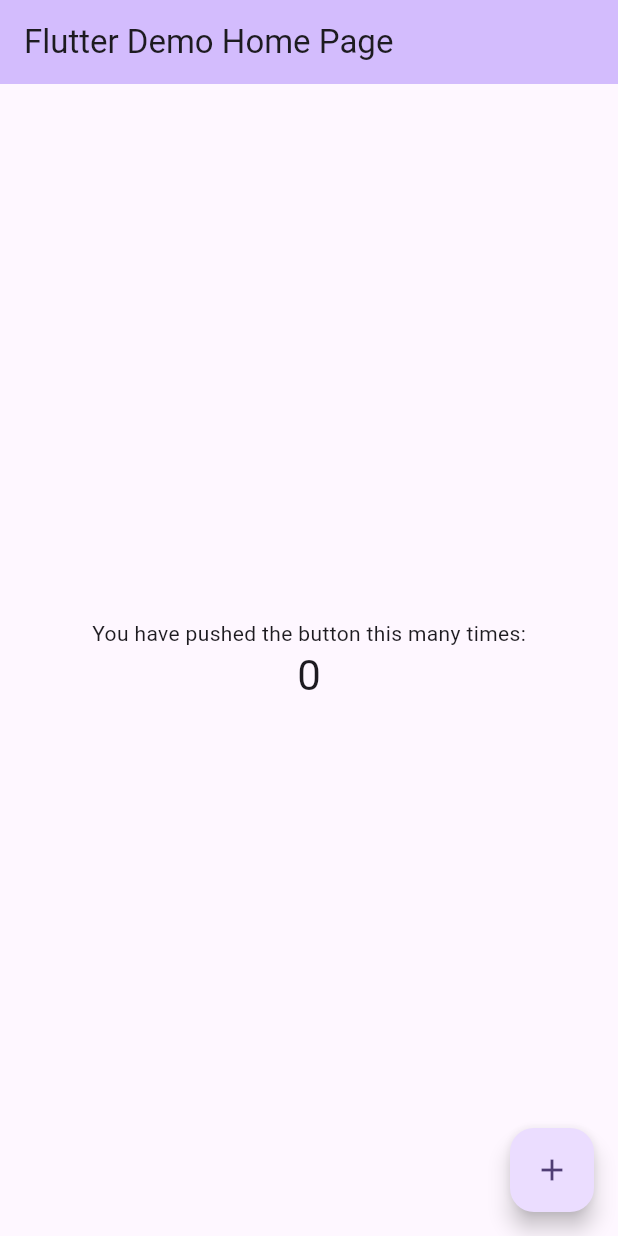
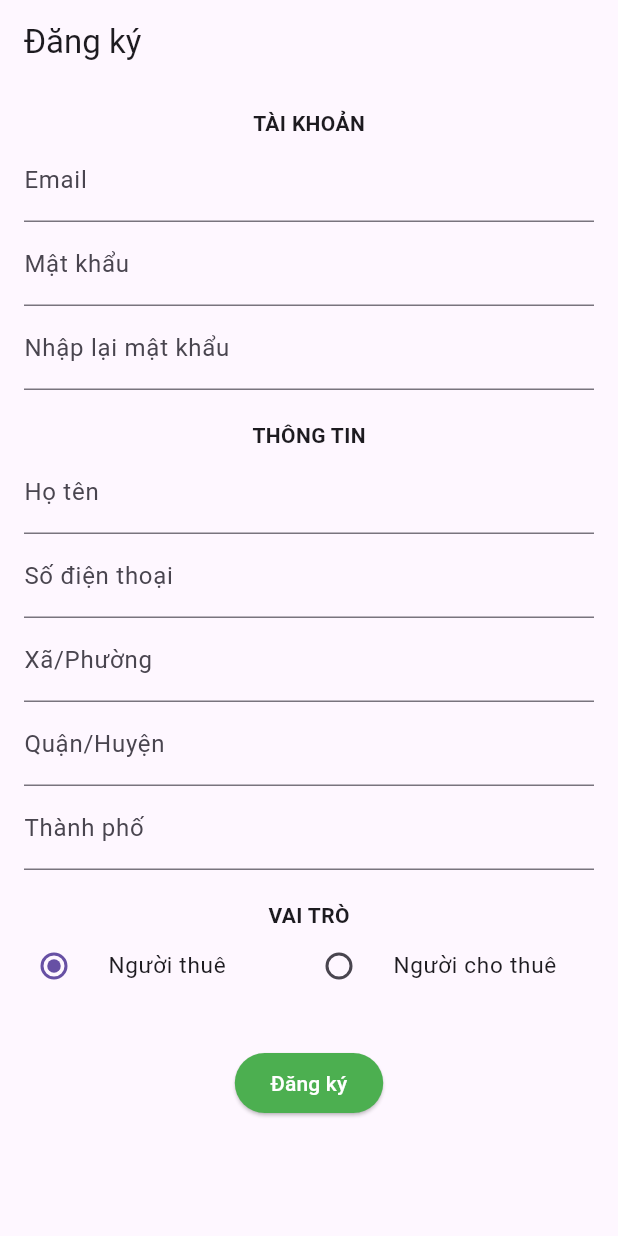
Before and after one commit to Maestro1710/rent_connect, a Flutter app: the screen it shows after launch, on a phone screen of 412 x 824 dp. Run offline on Flutter 3.47's test engine with Material 3 defaults, Android fonts, the phone set to English and light mode, and no system bars; our stand-ins replace flutter_dotenv, flutter_riverpod, supabase_flutter; accounts and stored records are empty; statements that could not run were skipped.

Commit message:
finished register and storaged userdata in supabase

```diff
--- /dev/null
+++ b/lib/features/auth/views/register_screen.dart
@@ -0,0 +1,186 @@
+import 'package:flutter/cupertino.dart';
+import 'package:flutter/material.dart';
+import 'package:flutter_riverpod/flutter_riverpod.dart';
+import 'package:rent_connect/features/auth/controller/auth_controller.dart';
+import 'package:rent_connect/utils/validators.dart';
+
+class RegisterScreen extends ConsumerStatefulWidget {
+  const RegisterScreen({super.key});
+
+  @override
+  ConsumerState<ConsumerStatefulWidget> createState() {
+    return _RegisterScreenState();
+  }
+}
+
+class _RegisterScreenState extends ConsumerState<RegisterScreen> {
+  final _formkey = GlobalKey<FormState>();
+
+  final _nameController = TextEditingController();
+  final _phoneController = TextEditingController();
+  final _emailController = TextEditingController();
+  final _passwordController = TextEditingController();
+  final _confirmPasswordController = TextEditingController();
+  final _communeController = TextEditingController();
+  final _districtController = TextEditingController();
+  final _cityController = TextEditingController();
+
+  String _role = 'tenant';
+
+  @override
+  Widget build(BuildContext context) {
+    //Theo doi state
+    final authState = ref.watch(authControllerProvider);
+    final roleState = ref.watch(roleProvider);
+    //dang ky
+    void _register() {
+      if (_formkey.currentState!.validate()) {
+        final role = ref.read(roleProvider);
+
+        ref
+            .read(authControllerProvider.notifier)
+            .signUp(
+              email: _emailController.text.trim(),
+              password: _passwordController.text.trim(),
+              name: _nameController.text.trim(),
+              phone: _phoneController.text.trim(),
+              commune: _communeController.text.trim(),
+              district: _districtController.text.trim(),
+              city: _cityController.text.trim(),
+              role: role,
+            );
+      }
+    }
+
+    //lang nghe state de hien thi thong bao
+    ref.listen(authControllerProvider, (previous, next) {
+      if (next is AsyncError) {
+        ScaffoldMessenger.of(context).showSnackBar(
+          SnackBar(content: Text('Đăng ký thất bại: ${next.error}')),
+        );
+      } else if (next is AsyncData && next != null) {
+        ScaffoldMessenger.of(context).showSnackBar(
+          SnackBar(content: Text('Chào mừng ${next.value!.name}!')),
+        );
+      }
+    });
+
+    return Scaffold(
+      appBar: AppBar(title: const Text('Đăng ký')),
+      body: Form(
+        key: _formkey,
+        child: SafeArea(
+          child: Column(
+            crossAxisAlignment: CrossAxisAlignment.start,
+            children: [
+              Expanded(
+                child: SingleChildScrollView(
+                  padding: const EdgeInsets.all(16),
+                  child: Column(
+                    children: [
+                      Text('TÀI KHOẢN', style: TextStyle(fontWeight: FontWeight.bold)),
+                      TextFormField(
+                        controller: _emailController,
+                        decoration: const InputDecoration(labelText: 'Email'),
+                        validator: (value) => Validators.validateEmail(value),
+                      ),
+                      TextFormField(
+                        controller: _passwordController,
+                        decoration: const InputDecoration(labelText: 'Mật khẩu'),
+                        validator: (value) => Validators.validatePassword(value),
+                      ),
+                      TextFormField(
+                        controller: _confirmPasswordController,
+                        decoration: const InputDecoration(
+                          labelText: 'Nhập lại mật khẩu',
+                        ),
+                        validator: (value) => Validators.validateConfirmPassword(
+                          value,
+                          _passwordController.text,
+                        ),
+                      ),
+                      SizedBox(height: 20),
+                      Text('THÔNG TIN', style: TextStyle(fontWeight: FontWeight.bold)),
+                      TextFormField(
+                        controller: _nameController,
+                        decoration: const InputDecoration(labelText: 'Họ tên'),
+                        validator: (value) => Validators.validateName(value),
+                      ),
+                      TextFormField(
+                        controller: _phoneController,
+                        decoration: const InputDecoration(labelText: 'Số điện thoại'),
+                        validator: (value) => Validators.validatePhone(value),
+                      ),
+                      TextFormField(
+                        controller: _communeController,
+                        decoration: const InputDecoration(labelText: 'Xã/Phường'),
+                        validator: (value) => Validators.validateCommune(value),
+                      ),
+                      TextFormField(
+                        controller: _districtController,
+                        decoration: const InputDecoration(labelText: 'Quận/Huyện'),
+                        validator: (value) => Validators.validateDistrict(value),
+                      ),
+                      TextFormField(
+                        controller: _cityController,
+                        decoration: const InputDecoration(labelText: 'Thành phố'),
+                        validator: (value) => Validators.validateCity(value),
+                      ),
+
+                      const SizedBox(height: 20),
+                      const Text(
+                        'VAI TRÒ',
+                        style: TextStyle(fontWeight: FontWeight.bold),
+                      ),
+
+                      Row(
+                        children: [
+                        Expanded(
+                          child: RadioListTile(
+                            dense: true,
+                            contentPadding: EdgeInsets.zero,
+                            title: const Text('Người thuê' , style: TextStyle(fontSize: 15),),
+                            value: 'tenant',
+                            groupValue: roleState,
+                            onChanged: (value) {
+                              ref.read(roleProvider.notifier).state = value!;
+                            },
+                          ),
+                        ),
+
+                        Expanded(
+                          child: RadioListTile(
+                            dense: true,
+                            contentPadding: EdgeInsets.zero,
+                            title: const Text('Người cho thuê', style: TextStyle(fontSize: 15),),
+                            value: 'landlord',
+                            groupValue: roleState,
+                            onChanged: (value) {
+                              ref.read(roleProvider.notifier).state = value!;
+                            },
+                          ),
+                        ),
+                      ],),
+
+                      const SizedBox(height: 30),
+                      ElevatedButton(
+                        style: ElevatedButton.styleFrom(
+                          backgroundColor: Colors.green,
+                          foregroundColor: Colors.white,
+                        ),
+                        onPressed: authState is AsyncLoading ? null : _register,
+                        child: authState is AsyncLoading
+                            ? const CircularProgressIndicator()
+                            : const Text('Đăng ký'),
+                      ),
+                    ],
+                  ),
+                ),
+              ),
+            ],
+          ),
+        ),
+      ),
+    );
+  }
+}
--- a/lib/main.dart
+++ b/lib/main.dart
@@ -1,5 +1,7 @@
 import 'package:flutter/material.dart';
 import 'package:flutter_dotenv/flutter_dotenv.dart';
+import 'package:flutter_riverpod/flutter_riverpod.dart';
+import 'package:rent_connect/features/auth/views/register_screen.dart';
 import 'package:supabase_flutter/supabase_flutter.dart';
 
 void main() async {
@@ -8,122 +10,8 @@ void main() async {
   print("SUPABASE_URL = ${dotenv.env['SUPABASE_URL']}");
   print("SUPABASE_ANON_KEY = ${dotenv.env['SUPABASE_ANON_KEY']?.substring(0,10)}...");
   await Supabase.initialize(url: dotenv.env['SUPABASE_URL']!, anonKey: dotenv.env[ 'SUPABASE_ANON_KEY']!);
-  runApp(const MyApp());
+  runApp(ProviderScope(child: MaterialApp(
+    home: RegisterScreen(),
+    debugShowCheckedModeBanner: false,
+  )));
 }
-
-class MyApp extends StatelessWidget {
-  const MyApp({super.key});
-
-  // This widget is the root of your application.
-  @override
-  Widget build(BuildContext context) {
-    return MaterialApp(
-      title: 'Flutter Demo',
-      theme: ThemeData(
-        // This is the theme of your application.
-        //
-        // TRY THIS: Try running your application with "flutter run". You'll see
-        // the application has a purple toolbar. Then, without quitting the app,
-        // try changing the seedColor in the colorScheme below to Colors.green
-        // and then invoke "hot reload" (save your changes or press the "hot
-        // reload" button in a Flutter-supported IDE, or press "r" if you used
-        // the command line to start the app).
-        //
-        // Notice that the counter didn't reset back to zero; the application
-        // state is not lost during the reload. To reset the state, use hot
-        // restart instead.
-        //
-        // This works for code too, not just values: Most code changes can be
-        // tested with just a hot reload.
-        colorScheme: ColorScheme.fromSeed(seedColor: Colors.deepPurple),
-      ),
-      home: const MyHomePage(title: 'Flutter Demo Home Page'),
-    );
-  }
-}
-
-class MyHomePage extends StatefulWidget {
-  const MyHomePage({super.key, required this.title});
-
-  // This widget is the home page of your application. It is stateful, meaning
-  // that it has a State object (defined below) that contains fields that affect
-  // how it looks.
-
-  // This class is the configuration for the state. It holds the values (in this
-  // case the title) provided by the parent (in this case the App widget) and
-  // used by the build method of the State. Fields in a Widget subclass are
-  // always marked "final".
-
-  final String title;
-
-  @override
-  State<MyHomePage> createState() => _MyHomePageState();
-}
-
-class _MyHomePageState extends State<MyHomePage> {
-  int _counter = 0;
-
-  void _incrementCounter() {
-    setState(() {
-      // This call to setState tells the Flutter framework that something has
-      // changed in this State, which causes it to rerun the build method below
-      // so that the display can reflect the updated values. If we changed
-      // _counter without calling setState(), then the build method would not be
-      // called again, and so nothing would appear to happen.
-      _counter++;
-    });
-  }
-
-  @override
-  Widget build(BuildContext context) {
-    // This method is rerun every time setState is called, for instance as done
-    // by the _incrementCounter method above.
-    //
-    // The Flutter framework has been optimized to make rerunning build methods
-    // fast, so that you can just rebuild anything that needs updating rather
-    // than having to individually change instances of widgets.
-    return Scaffold(
-      appBar: AppBar(
-        // TRY THIS: Try changing the color here to a specific color (to
-        // Colors.amber, perhaps?) and trigger a hot reload to see the AppBar
-        // change color while the other colors stay the same.
-        backgroundColor: Theme.of(context).colorScheme.inversePrimary,
-        // Here we take the value from the MyHomePage object that was created by
-        // the App.build method, and use it to set our appbar title.
-        title: Text(widget.title),
-      ),
-      body: Center(
-        // Center is a layout widget. It takes a single child and positions it
-        // in the middle of the parent.
-        child: Column(
-          // Column is also a layout widget. It takes a list of children and
-          // arranges them vertically. By default, it sizes itself to fit its
-          // children horizontally, and tries to be as tall as its parent.
-          //
-          // Column has various properties to control how it sizes itself and
-          // how it positions its children. Here we use mainAxisAlignment to
-          // center the children vertically; the main axis here is the vertical
-          // axis because Columns are vertical (the cross axis would be
-          // horizontal).
-          //
-          // TRY THIS: Invoke "debug painting" (choose the "Toggle Debug Paint"
-          // action in the IDE, or press "p" in the console), to see the
-          // wireframe for each widget.
-          mainAxisAlignment: MainAxisAlignment.center,
-          children: <Widget>[
-            const Text('You have pushed the button this many times:'),
-            Text(
-              '$_counter',
-              style: Theme.of(context).textTheme.headlineMedium,
-            ),
-          ],
-        ),
-      ),
-      floatingActionButton: FloatingActionButton(
-        onPressed: _incrementCounter,
-        tooltip: 'Increment',
-        child: const Icon(Icons.add),
-      ), // This trailing comma makes auto-formatting nicer for build methods.
-    );
-  }
-}
--- /dev/null
+++ b/lib/utils/validators.dart
@@ -0,0 +1,76 @@
+//cac validator cho TextFormField
+
+class Validators {
+  static String? validateEmail (String? value) {
+    if(value == null || value.isEmpty) {
+      return 'Vui lòng nhập email !';
+    }
+    final emailRegex = RegExp(r'^[\w-\.]+@([\w-]+\.)+[\w-]{2,4}$');
+    if(!emailRegex.hasMatch(value)) {
+      return 'Email không hợp lệ';
+    }
+    return null;// hop le
+  }
+
+  static String? validatePassword (String? value) {
+    if(value == null || value.isEmpty) {
+      return 'Vui lòng nhập mật khẩu';
+    }
+    if(value.length < 6) {
+      return 'Mật khẩu phải có ít nhất 6 ký tự';
+    }
+    return null;
+  }
+
+  static String? validateConfirmPassword(
+      String? value, String password) {
+    if (value == null || value.isEmpty) {
+      return 'Vui lòng nhập lại mật khẩu';
+    }
+    if (value != password) {
+      return 'Mật khẩu không khớp';
+    }
+    return null;
+  }
+
+  static String? validateName(String? value) {
+    if (value == null || value.isEmpty) {
+      return 'Vui lòng nhập họ tên';
+    }
+    return null;
+  }
+
+  static String? validatePhone(String? value) {
+    if (value == null || value.isEmpty) {
+      return 'Vui lòng nhập số điện thoại';
+    }
+    if (!RegExp(r'^[0-9]+$').hasMatch(value)) {
+      return 'Số điện thoại chỉ được chứa ký tự số';
+    }
+    if (value.length < 9) {
+      return 'Số điện thoại không hợp lệ';
+    }
+    return null;
+  }
+
+  static String? validateCommune(String? value) {
+    if (value == null || value.isEmpty) {
+      return 'Vui lòng nhập xã/phường';
+    }
+    return null;
+  }
+
+  static String? validateDistrict(String? value) {
+    if (value == null || value.isEmpty) {
+      return 'Vui lòng nhập quận/huyện';
+    }
+    return null;
+  }
+
+  static String? validateCity(String? value) {
+    if (value == null || value.isEmpty) {
+      return 'Vui lòng nhập thành phố';
+    }
+    return null;
+  }
+}
```
Also changed, not shown: lib/features/auth/controller/auth_controller.dart (added, +50 -0 lines), lib/features/auth/model/user_model.dart (+7 -7 lines).
